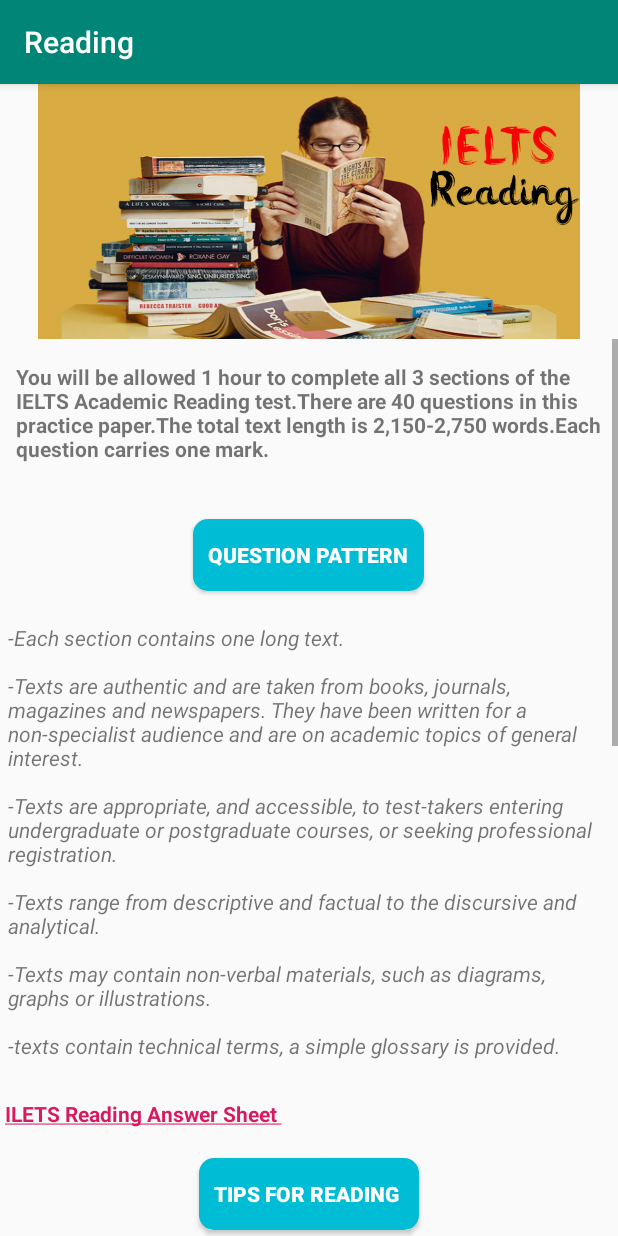
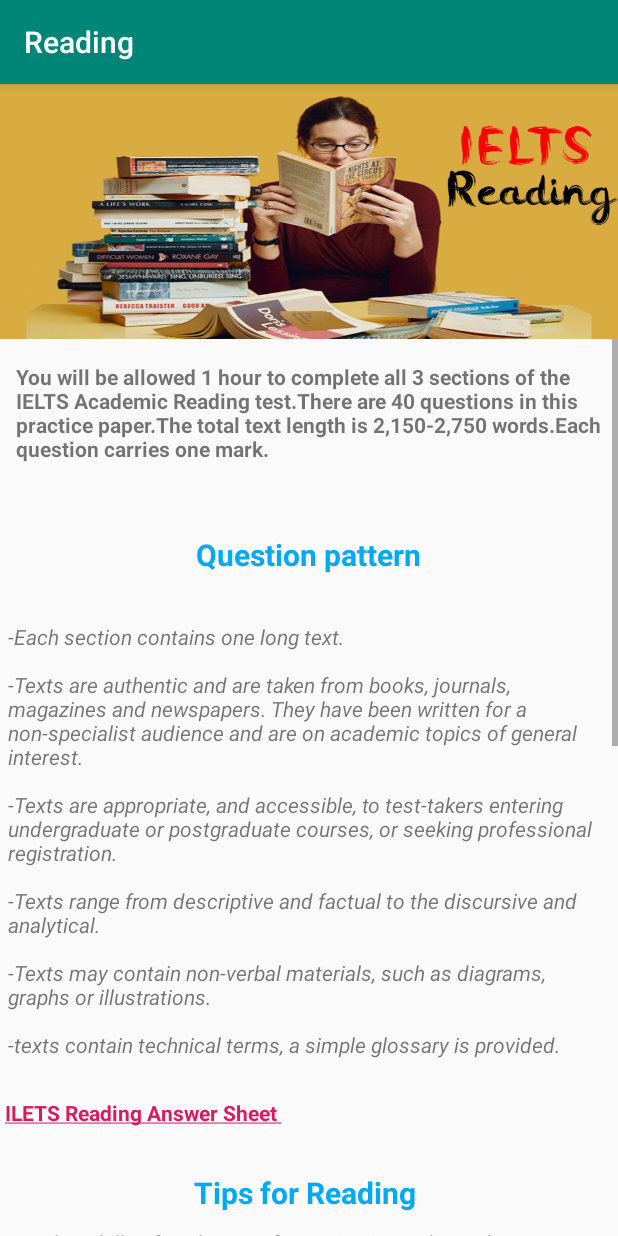
Before and after one commit to Abdullahalmamun647/IELTSAssistance, an Android app: the reading screen opened directly, with no data from a screen before it, on a phone screen of 412 x 824 dp. Run offline under Robolectric (Android 15) with nearby library versions, the phone set to English and light mode, and no system bars.

Commit message:
new19-5-2019

```diff
--- a/app/src/main/res/layout/activity_main.xml
+++ b/app/src/main/res/layout/activity_main.xml
@@ -119,6 +119,7 @@
     <ImageView
 
         android:layout_width="wrap_content"
+        android:scaleType="fitXY"
         android:layout_height="170dp"
         android:src="@drawable/promo" />
 
--- a/app/src/main/res/layout/activity_reading.xml
+++ b/app/src/main/res/layout/activity_reading.xml
@@ -7,9 +7,9 @@
     android:layout_height="match_parent"
     tools:context=".reading">
     <ImageView
-        android:layout_width="wrap_content"
+        android:layout_width="match_parent"
         android:layout_height="170dp"
-
+        android:scaleType="fitXY"
         android:src="@drawable/reading_banner" />
     <ScrollView
         android:layout_width="wrap_content"
@@ -31,14 +31,14 @@
                 android:layout_marginTop="20dp"
                 android:paddingRight="5dp"
                 android:text="@string/reading" />
-            <Button
+            <TextView
                 android:layout_width="wrap_content"
                 android:layout_height="wrap_content"
                 android:text="Question pattern"
-                android:background="@drawable/shadow"
+                android:textSize="20dp"
                 android:padding="10dp"
                 android:textStyle="bold"
-                android:textColor="#FFFFFF"
+                android:textColor="#03A9F4"
                 android:layout_gravity="center"/>
             <TextView
 
@@ -59,15 +59,15 @@
                 android:text="@string/answerR"
                 android:textSize="14dp"
                 android:textStyle="bold" />
-            <Button
+            <TextView
                 android:layout_width="wrap_content"
                 android:layout_height="wrap_content"
                 android:text="Tips for Reading "
-                android:background="@drawable/shadow"
+                android:textSize="20dp"
                 android:padding="10dp"
+                android:textColor="#03A9F4"
+                android:textStyle="bold"
 
-                android:textStyle="bold"
-                android:textColor="#FFFFFF"
                 android:layout_gravity="center"/>
             <TextView
 
@@ -77,19 +77,19 @@
 
                 android:paddingRight="5dp"
                 android:text="@string/tip_read" />
-            <Button
+            <TextView
                 android:layout_width="wrap_content"
                 android:layout_height="wrap_content"
                 android:text="Brand Score"
-                android:background="@drawable/shadow"
+                android:textSize="20dp"
                 android:padding="10dp"
                 android:textStyle="bold"
-                android:textColor="#FFFFFF"
+                android:textColor="#03A9F4"
                 android:layout_gravity="center"
                 />
             <ImageView
                 android:layout_width="wrap_content"
-                android:src="@drawable/scoreofrea"
+                android:src="@drawable/readingscoreof"
                 android:layout_height="450dp" />
         </LinearLayout>
     </ScrollView>
--- a/app/src/main/res/layout/activity_resource.xml
+++ b/app/src/main/res/layout/activity_resource.xml
@@ -8,8 +8,9 @@
     android:layout_height="match_parent"
     tools:context=".resource">
     <ImageView
-        android:layout_width="wrap_content"
+        android:layout_width="match_parent"
         android:layout_height="170dp"
+        android:scaleType="fitXY"
         android:src="@drawable/resource_bannerr" />
     <ScrollView
         android:layout_width="wrap_content"
@@ -118,7 +119,7 @@
                 android:paddingTop="20dp"
                 android:layout_marginLeft="20dp"
                 android:textColor="#009688"
-                android:text="Practise more and more"
+                android:text="Practice more and more"
                 android:textSize="20dp"
 
                 android:textStyle="bold|italic" />
--- a/app/src/main/res/values/strings.xml
+++ b/app/src/main/res/values/strings.xml
@@ -137,7 +137,7 @@
         <a href="https://www.englisch-hilfen.de/en/exercises_list/alle_grammar.htm">7. Basic Pronunciation practice  </a>
     </string>
     <string name="r8">
-        <a href="https://www.bbc.co.uk/news/world">8. BBBC World news  </a>
+        <a href="https://www.bbc.co.uk/news/world">8. BBC World news  </a>
     </string>
     <string name="r9">
         <a href="https://www.newscientist.com/">9. For Reading (News Science)  </a>
```
Also changed, not shown: app/src/main/java/com/example/mamun/ieltsassistance/author.java (+19 -1 lines), app/src/main/res/layout/activity_author.xml (+18 -29 lines), app/src/main/res/layout/activity_listening.xml (+11 -11 lines), app/src/main/res/layout/activity_speaking.xml (+11 -11 lines), app/src/main/res/layout/activity_writing.xml (+10 -10 lines), app/src/main/res/drawable/fb.png (added), app/src/main/res/drawable/readingscoreof.png (added). Lines whose indentation alone changed are shown as unchanged.
